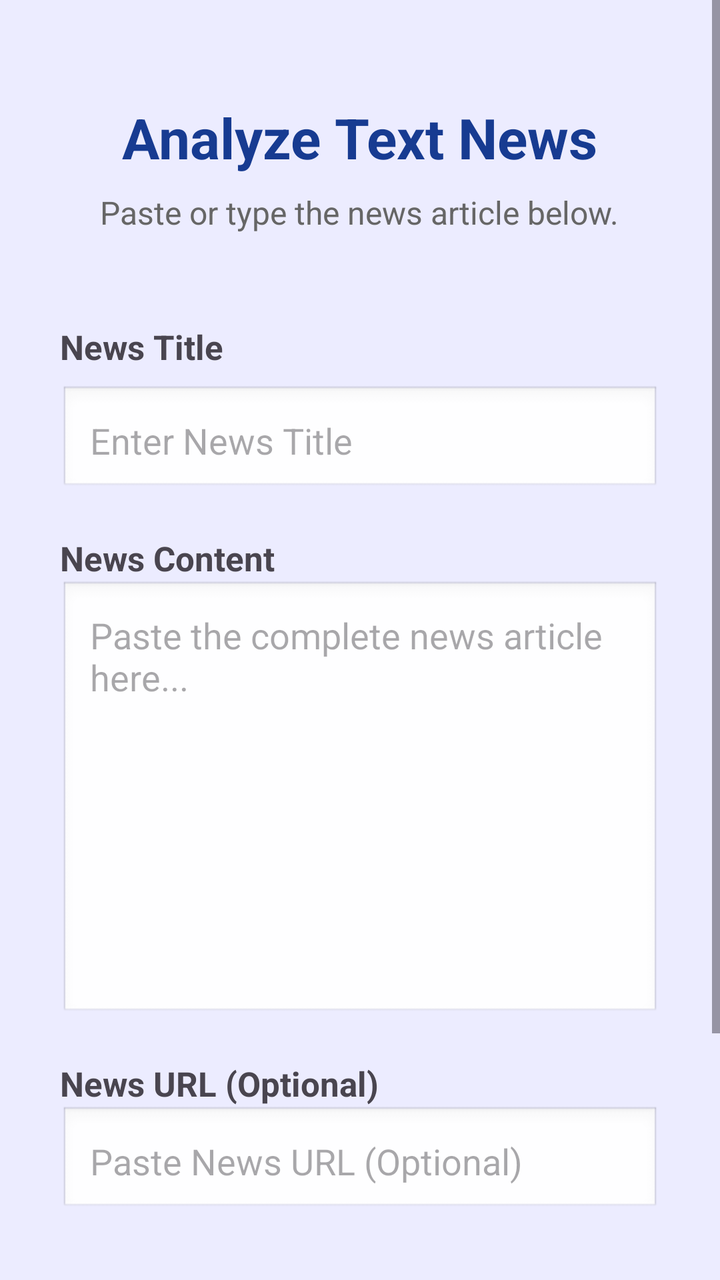
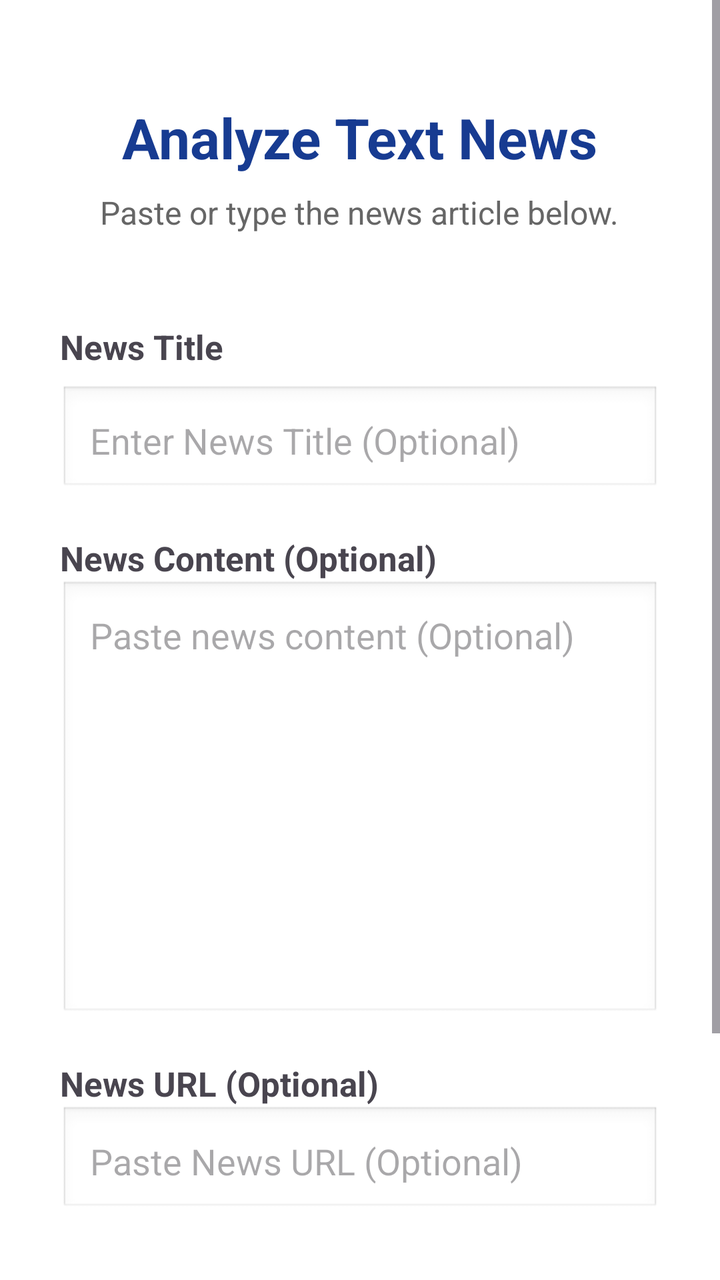

The first picture is an Android layout as it rendered before a commit; the second is the same layout after the commit. The layout source and the unified diff follow.
<!-- AndroidManifest.xml: application theme Theme.FactX -->
<!-- res/layout/activity_text_analysis.xml -->
<?xml version="1.0" encoding="utf-8"?>
<ScrollView xmlns:android="http://schemas.android.com/apk/res/android"
    android:layout_width="match_parent"
    android:layout_height="match_parent"
    android:background="#ECECFF">

    <LinearLayout
        android:layout_width="match_parent"
        android:layout_height="wrap_content"
        android:orientation="vertical"
        android:padding="30dp">

        

        <TextView
            android:layout_width="wrap_content"
            android:layout_height="wrap_content"
            android:text="Analyze Text News"
            android:textSize="28sp"
            android:textStyle="bold"
            android:textColor="#173B91"
            android:layout_gravity="center"
            android:layout_marginTop="20dp"/>

        

        <TextView
            android:layout_width="wrap_content"
            android:layout_height="wrap_content"
            android:text="Paste or type the news article below."
            android:textSize="16sp"
            android:textColor="#666666"
            android:layout_gravity="center"
            android:layout_marginTop="8dp"
            android:layout_marginBottom="45dp"/>

        

        <TextView
            android:layout_width="wrap_content"
            android:layout_height="wrap_content"
            android:text="News Title"
            android:textStyle="bold"
            android:textSize="17sp"/>

        <EditText
            android:id="@+id/etTitle"
            android:layout_width="match_parent"
            android:layout_height="55dp"
            android:hint="Enter News Title"
            android:layout_marginTop="8dp"
            android:padding="15dp"
            android:background="@android:drawable/edit_text"/>

        

        <TextView
            android:layout_width="wrap_content"
            android:layout_height="wrap_content"
            android:text="News Content"
            android:textStyle="bold"
            android:textSize="17sp"
            android:layout_marginTop="20dp"/>

        <EditText
            android:id="@+id/etNews"
            android:layout_width="match_parent"
            android:layout_height="220dp"
            android:hint="Paste the complete news article here..."
            android:gravity="top|start"
            android:padding="15dp"
            android:background="@android:drawable/edit_text"
            android:inputType="textMultiLine"
            android:minLines="8"/>

        

        <TextView
            android:layout_width="wrap_content"
            android:layout_height="wrap_content"
            android:text="News URL (Optional)"
            android:textStyle="bold"
            android:textSize="17sp"
            android:layout_marginTop="20dp"/>

        <EditText
            android:id="@+id/etUrl"
            android:layout_width="match_parent"
            android:layout_height="55dp"
            android:hint="Paste News URL (Optional)"
            android:padding="15dp"
            android:inputType="textUri"
            android:background="@android:drawable/edit_text"/>

        

        <Button
            android:id="@+id/btnAnalyze"
            android:layout_width="match_parent"
            android:layout_height="55dp"
            android:layout_marginTop="30dp"
            android:text="Analyze News"
            android:textAllCaps="false"
            android:textSize="18sp"
            android:textStyle="bold"
            android:backgroundTint="#173B91"
            android:textColor="#FFFFFF"/>

        

        <Button
            android:id="@+id/btnClear"
            android:layout_width="match_parent"
            android:layout_height="55dp"
            android:layout_marginTop="15dp"
            android:text="Clear"
            android:textAllCaps="false"
            android:textSize="18sp"
            android:textStyle="bold"
            android:backgroundTint="#BDBDBD"
            android:textColor="#000000"/>

    </LinearLayout>

</ScrollView>
<!-- resources referenced by this layout -->
<resources>
  <style name="Theme.FactX" parent="Base.Theme.FactX" />
  <style name="Base.Theme.FactX" parent="Theme.Material3.DayNight.NoActionBar">
          
          
      </style>
</resources>

<!-- the commit's change to res/layout/activity_text_analysis.xml (unified diff, before → after) -->
@@ -2,7 +2,7 @@
 <ScrollView xmlns:android="http://schemas.android.com/apk/res/android"
     android:layout_width="match_parent"
     android:layout_height="match_parent"
-    android:background="#ECECFF">
+    android:background="#FFFFFF">
 
     <LinearLayout
         android:layout_width="match_parent"
@@ -47,9 +47,10 @@
             android:id="@+id/etTitle"
             android:layout_width="match_parent"
             android:layout_height="55dp"
-            android:hint="Enter News Title"
+            android:hint="Enter News Title (Optional)"
             android:layout_marginTop="8dp"
             android:padding="15dp"
+            android:inputType="text"
             android:background="@android:drawable/edit_text"/>
 
         
@@ -57,7 +58,7 @@
         <TextView
             android:layout_width="wrap_content"
             android:layout_height="wrap_content"
-            android:text="News Content"
+            android:text="News Content (Optional)"
             android:textStyle="bold"
             android:textSize="17sp"
             android:layout_marginTop="20dp"/>
@@ -66,7 +67,7 @@
             android:id="@+id/etNews"
             android:layout_width="match_parent"
             android:layout_height="220dp"
-            android:hint="Paste the complete news article here..."
+            android:hint="Paste news content (Optional)"
             android:gravity="top|start"
             android:padding="15dp"
             android:background="@android:drawable/edit_text"
@@ -88,8 +89,8 @@
             android:layout_width="match_parent"
             android:layout_height="55dp"
             android:hint="Paste News URL (Optional)"
+            android:inputType="textUri"
             android:padding="15dp"
-            android:inputType="textUri"
             android:background="@android:drawable/edit_text"/>
 
         
